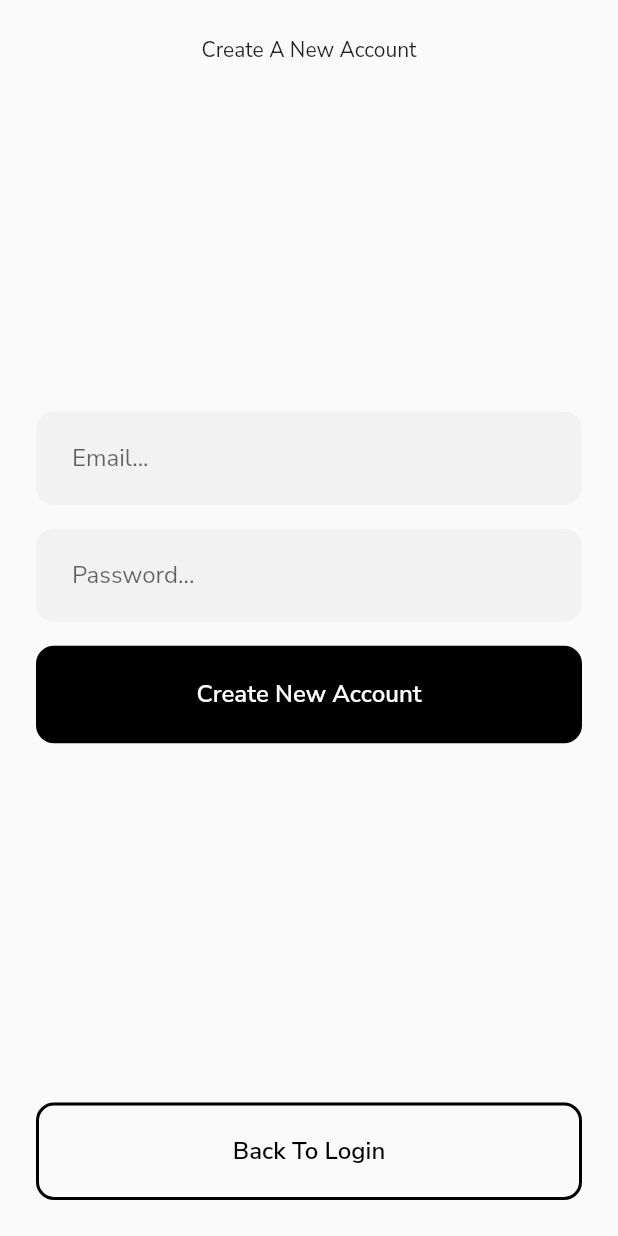
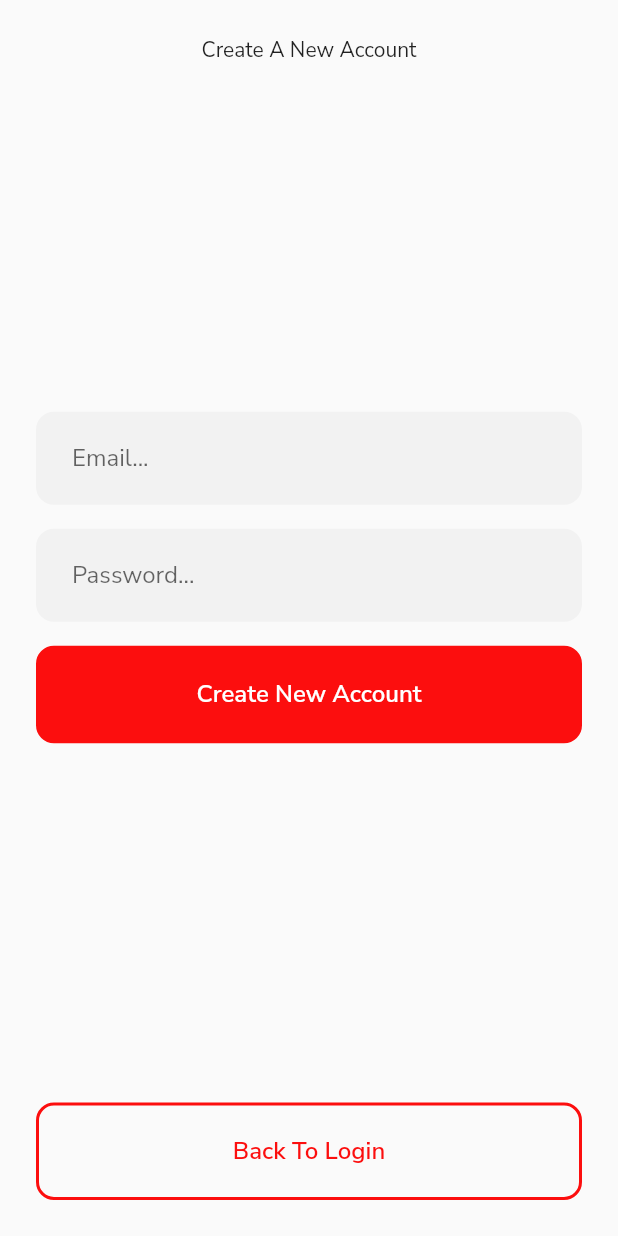
Before and after one commit to dalenysivilay/emilios-mobile, a Flutter app: the screen it shows after launch, after a tap on "Create New Account", on a phone screen of 412 x 824 dp. Run offline on Flutter 3.47's test engine with Material 2 defaults, Android fonts, the phone set to English and light mode, and no system bars; our stand-ins replace firebase_auth, firebase_core, google_fonts; accounts and stored records are empty.

Commit message:
Login page UI updated

```diff
--- a/lib/constants.dart
+++ b/lib/constants.dart
@@ -1,5 +1,4 @@
 import 'package:flutter/cupertino.dart';
-import 'package:google_fonts/google_fonts.dart';
 
 const h1 = TextStyle(fontSize: 18, fontWeight: FontWeight.bold);
 const kPrimaryColor = Color(0xFFFC0E0E);
--- a/lib/screens/login_page.dart
+++ b/lib/screens/login_page.dart
@@ -84,18 +84,23 @@ class _LoginPageState extends State<LoginPage> {
     return Scaffold(
       body: SafeArea(
         child: Container(
+          alignment: Alignment.center,
           width: double.infinity,
+          decoration: BoxDecoration(
+            image: DecorationImage(
+              image: AssetImage(
+                'assets/images/home-login-bg.png',
+              ),
+              fit: BoxFit.cover,
+            ),
+          ),
+          child: SingleChildScrollView(
+            reverse: true,
             child: Column(
               mainAxisAlignment: MainAxisAlignment.spaceBetween,
               children: [
-              Container(
-                padding: EdgeInsets.only(
-                  top: 24.0,
-                ),
-                child: Text(
-                  "Welcome User,\nLogin to your account",
-                  textAlign: TextAlign.center,
-                ),
+                Image.asset(
+                  'assets/images/emilio-grocery-logo.png',
                 ),
                 Column(
                   children: [
@@ -144,13 +149,13 @@ class _LoginPageState extends State<LoginPage> {
                       );
                     },
                     outlineBtn: true,
-                  isLoading: _loginFormLoading,
                   ),
                 ),
               ],
             ),
           ),
         ),
+      ),
     );
   }
 }
--- a/lib/widgets/rounded_button.dart
+++ b/lib/widgets/rounded_button.dart
@@ -1,5 +1,5 @@
 import 'package:flutter/material.dart';
-import constan
+import 'package:emilios_market/constants.dart';
 
 class RoundedButton extends StatelessWidget {
   final String text;
@@ -18,9 +18,9 @@ class RoundedButton extends StatelessWidget {
       child: Container(
         height: 65.0,
         decoration: BoxDecoration(
-          color: _outlineBtn ? Colors.transparent : Colors.black,
+          color: _outlineBtn ? Colors.transparent : kPrimaryColor,
           border: Border.all(
-            color: Colors.black,
+            color: kPrimaryColor,
             width: 2.0,
           ),
           borderRadius: BorderRadius.circular(
@@ -40,7 +40,7 @@ class RoundedButton extends StatelessWidget {
                   text ?? "Text",
                   style: TextStyle(
                     fontSize: 16.0,
-                    color: _outlineBtn ? Colors.black : Colors.white,
+                    color: _outlineBtn ? kPrimaryColor : Colors.white,
                     fontWeight: FontWeight.w600,
                   ),
                 ),
```
Lines whose indentation alone changed are shown as unchanged.
